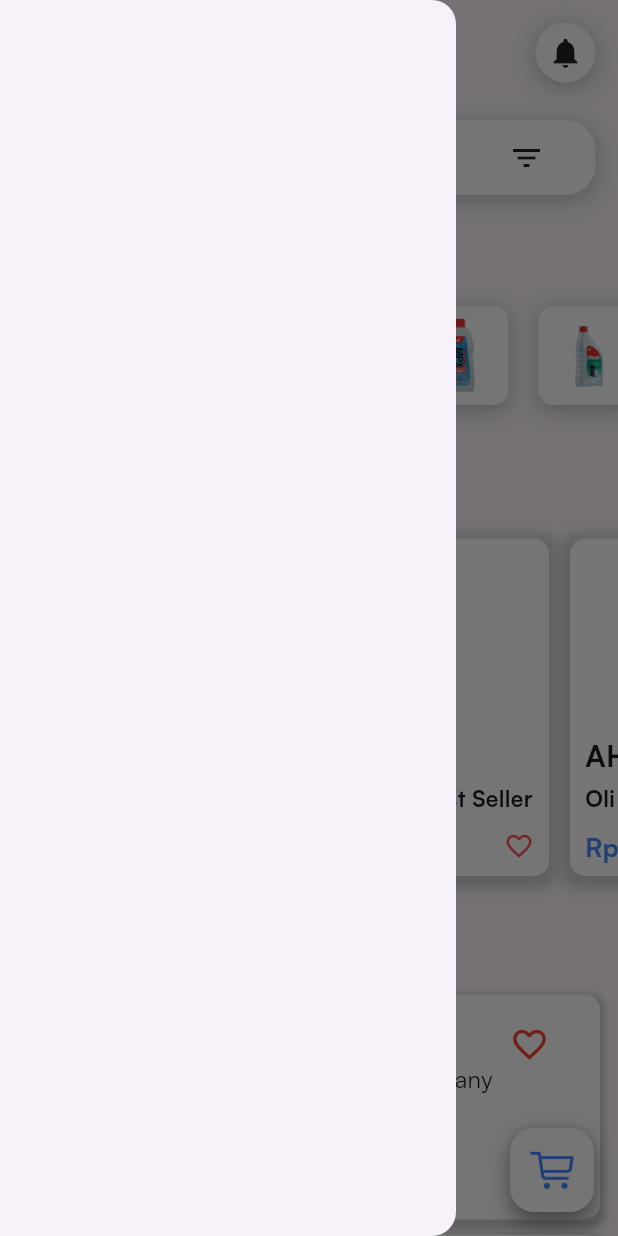
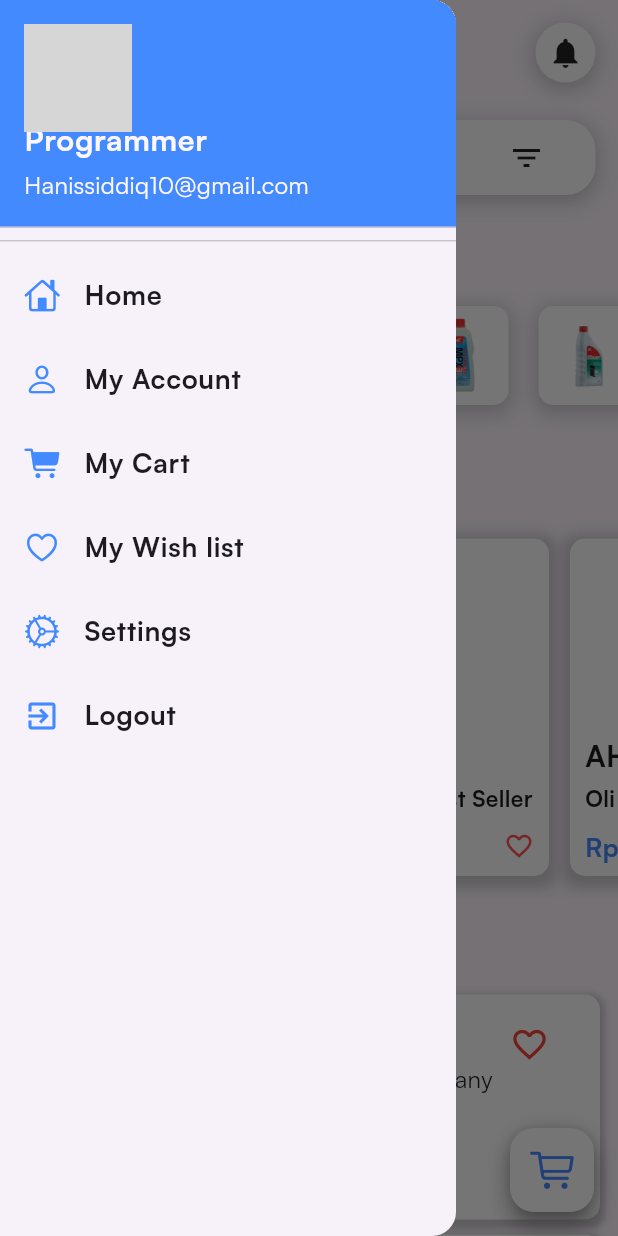
Before and after one commit to hanissiddiq/POS_Apps, a Flutter app: the HomePage screen opened directly, with the side drawer open, on a phone screen of 412 x 824 dp. Run offline on Flutter 3.47's test engine with Material 3 defaults, Android fonts, the phone set to English and light mode, and no system bars; drawn by our look-alikes of flutter_rating_bar; our stand-ins replace animate_do, iconly, sizer; grey boxes are pictures that could not be loaded.

Commit message:
Add List Menu in Drawer

```diff
--- a/lib/main.dart
+++ b/lib/main.dart
@@ -14,7 +14,9 @@ class AnimatedLogin extends StatelessWidget {
     return Sizer(
       builder: (context, orientation, deviceType) => MaterialApp(
           // theme: ThemeData(fontFamily: 'Satoshi'), home: const WelcomePage()),
+          debugShowCheckedModeBanner: false,
           theme: ThemeData(fontFamily: 'Satoshi'),
+          //rute nya
           home: const LoginPage()),
     );
   }
--- a/lib/widget/DrawerWidget.dart
+++ b/lib/widget/DrawerWidget.dart
@@ -1,10 +1,110 @@
+import 'package:flutter/cupertino.dart';
 import 'package:flutter/material.dart';
 
-class Drawerwidget  extends StatelessWidget {
-  const Drawerwidget ({super.key});
+class Drawerwidget extends StatelessWidget {
+  const Drawerwidget({super.key});
 
   @override
   Widget build(BuildContext context) {
-    return Drawer();
+    return Drawer(
+      child: ListView(
+        children: [
+          DrawerHeader(
+            padding: EdgeInsets.zero,
+            child: UserAccountsDrawerHeader(
+              decoration: BoxDecoration(color: Colors.blueAccent),
+              accountName: Text(
+                "Programmer",
+                style: TextStyle(fontSize: 20, fontWeight: FontWeight.bold),
+              ),
+              accountEmail: Text(
+                "Hanissiddiq10@gmail.com",
+                style: TextStyle(fontSize: 16),
+              ),
+              currentAccountPicture: CircleAvatar(
+                backgroundImage: AssetImage("assets/images/avatar/Avatar1.jpg"),
+              ),
+            ),
+          ),
+          //List Tile
+          ListTile(
+            leading: const Icon(
+              CupertinoIcons.home,
+              color: Colors.blueAccent,
+              size: 24.0,
+            ),
+            title: Text(
+              "Home",
+              style: TextStyle(fontSize: 18, fontWeight: FontWeight.bold),
+            ),
+          ),
+
+          //List Tile
+          ListTile(
+            leading: const Icon(
+              CupertinoIcons.person,
+              color: Colors.blueAccent,
+              size: 24.0,
+            ),
+            title: Text(
+              "My Account",
+              style: TextStyle(fontSize: 18, fontWeight: FontWeight.bold),
+            ),
+          ),
+
+          //List Tile
+          ListTile(
+            leading: const Icon(
+              CupertinoIcons.cart_fill,
+              color: Colors.blueAccent,
+              size: 24.0,
+            ),
+            title: Text(
+              "My Cart",
+              style: TextStyle(fontSize: 18, fontWeight: FontWeight.bold),
+            ),
+          ),
+
+          //List Tile
+          ListTile(
+            leading: const Icon(
+              CupertinoIcons.heart,
+              color: Colors.blueAccent,
+              size: 24.0,
+            ),
+            title: Text(
+              "My Wish list",
+              style: TextStyle(fontSize: 18, fontWeight: FontWeight.bold),
+            ),
+          ),
+
+          //List Tile
+          ListTile(
+            leading: const Icon(
+              CupertinoIcons.settings,
+              color: Colors.blueAccent,
+              size: 24.0,
+            ),
+            title: Text(
+              "Settings",
+              style: TextStyle(fontSize: 18, fontWeight: FontWeight.bold),
+            ),
+          ),
+
+          //List Tile
+          ListTile(
+            leading: const Icon(
+              Icons.exit_to_app,
+              color: Colors.blueAccent,
+              size: 24.0,
+            ),
+            title: Text(
+              "Logout",
+              style: TextStyle(fontSize: 18, fontWeight: FontWeight.bold),
+            ),
+          ),
+        ],
+      ),
+    );
   }
 }
--- a/pubspec.yaml
+++ b/pubspec.yaml
@@ -62,6 +62,7 @@ flutter:
 
   # To add assets to your application, add an assets section, like this:
   assets:
+
     - assets/images/loginImage.png
     - assets/images/oli/SPX1.jpg
     - assets/images/oli/SPX2.jpg
@@ -71,6 +72,9 @@ flutter:
     - assets/images/oli/AHM_Gear_Oil.jpg
 
     - assets/images/oli/Cairan-Pendingin-Coolant.jpg
+# Suggested code may be subject to a license. Learn more: ~LicenseLog:2469438895.
+    - assets/images/avatar/avatar1.png
+
 
   # An image asset can refer to one or more resolution-specific "variants", see
   # https://flutter.dev/assets-and-images/#resolution-aware
```
Also changed, not shown: assets/images/avatar/Avatar1.jpg (added), assets/images/avatar/UserAvatar1.JPG (added).
